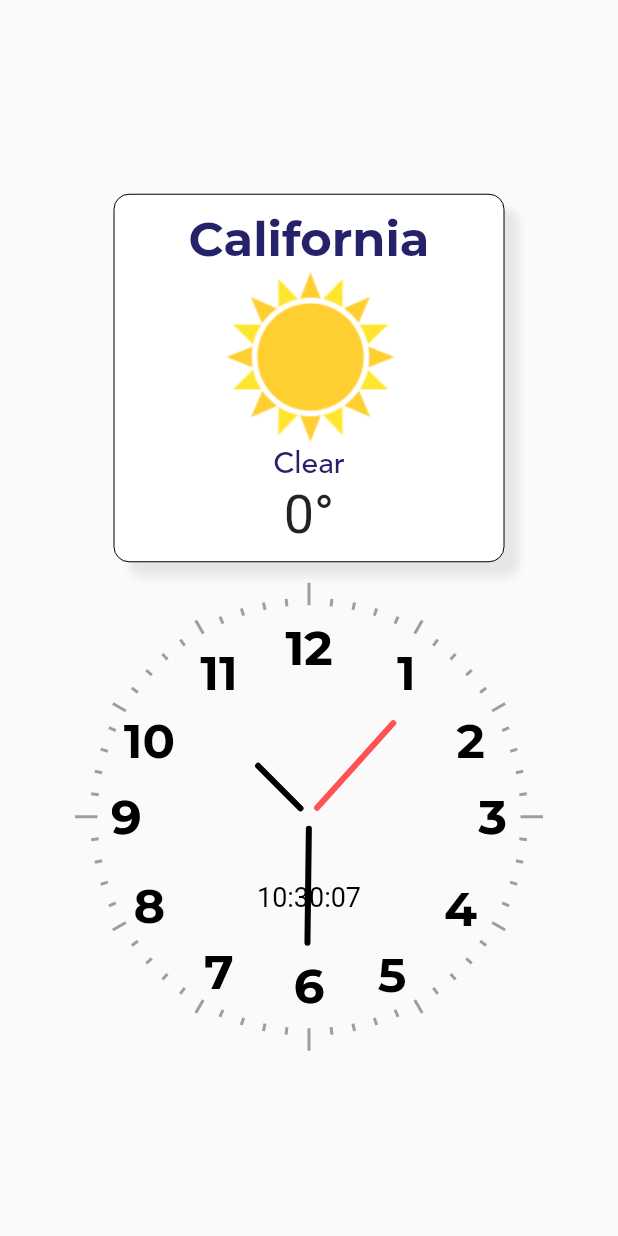
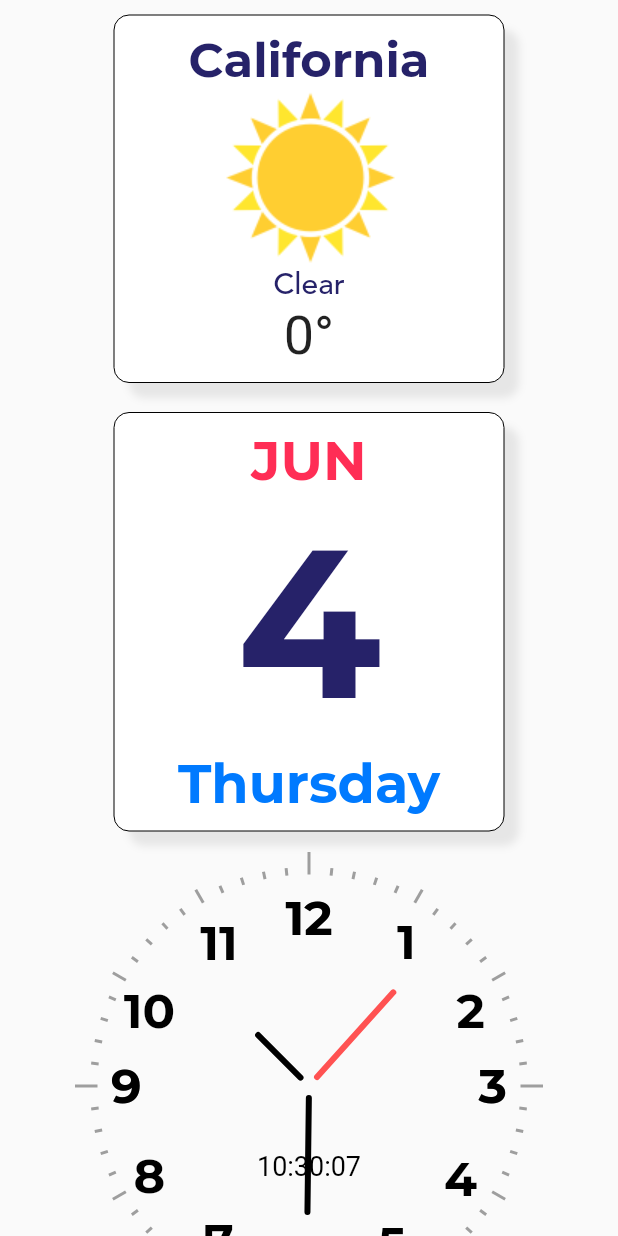
Before and after one commit to zemunkh/clock_demo, a Flutter app: the screen it shows after launch, on a phone screen of 412 x 824 dp. Run offline on Flutter 3.47's test engine with Material 2 defaults, Android fonts, the phone set to English and light mode, and no system bars; our stand-ins replace geolocator, weather; statements that could not run were skipped.

Commit message:
Calendar widget is added

```diff
--- a/lib/screens/main_screen.dart
+++ b/lib/screens/main_screen.dart
@@ -1,16 +1,19 @@
 import 'package:flutter/material.dart';
 import '../clock/analog_clock.dart';
 import '../widgets/weather_view.dart';
+import '../widgets/calendar.dart';
 
 class MainScreen extends StatelessWidget {
   @override
   Widget build(BuildContext context) {
     return Scaffold(
       body: Center(
+        child: SingleChildScrollView(
           child: Column(
             mainAxisAlignment: MainAxisAlignment.center,
             children: <Widget>[
               WeatherView(),
+              Calendar(),
               AnalogClock(
                 isLive: true,
                 showSecondHand: true,
@@ -19,6 +22,7 @@ class MainScreen extends StatelessWidget {
             ],
           ),
         ),
+      ),
     );
   }
 }
--- /dev/null
+++ b/lib/widgets/calendar.dart
@@ -0,0 +1,87 @@
+import 'package:flutter/material.dart';
+import 'dart:async';
+
+
+class Calendar extends StatefulWidget {
+  @override
+  _CalendarState createState() => _CalendarState();
+}
+
+class _CalendarState extends State<Calendar> {
+
+  var date = DateTime.now();
+  String month = '1';
+  String day = '1';
+  String weekday = 'Sunday';
+  List<String> weekdays = ['Monday', 'Tuesday', 'Wednesday', 'Thursday', 'Friday', 'Saturday', 'Sunday'];
+  List<String> months = ['jan','feb','mar','apr','may','jun','jul','aug','sep','oct','nov','dec'];
+
+  _updateDate() {
+    setState(() {
+      month = months[date.month - 1].toUpperCase();
+      day = date.day.toString();
+      weekday = weekdays[date.weekday - 1];
+    });
+  }
+  @override
+  void initState() {
+    super.initState();
+    _updateDate();
+  }
+
+
+  @override
+  Widget build(BuildContext context) {
+    return Container(
+      width: 260,
+      margin: const EdgeInsets.all(10),
+      padding: const EdgeInsets.all(10),
+      decoration: ShapeDecoration(
+        color: Colors.white,
+        shape: RoundedRectangleBorder(
+          borderRadius: BorderRadius.all(
+              Radius.circular(10),
+          ),
+          side: BorderSide(width: 0, color: Colors.black),
+        ),
+        shadows: [BoxShadow(
+          offset: const Offset(10, 10),
+          blurRadius: 4,
+          spreadRadius: 0,
+          color: Color.fromARGB(50, 148, 148, 148)
+        )]
+      ),
+      child: Column(
+        children: <Widget>[
+          Text(
+            month,
+            style: TextStyle(
+              fontSize: 36,
+              fontFamily: 'Montserrat',
+              color: Color(0xFFFF2D55)
+            ),
+          ),
+          Center(
+            child: Text(
+              day,
+              style: TextStyle(
+                fontSize: 140,
+                fontFamily: 'Montserrat',
+                color: Color(0xFF262269)
+              ),
+            ),
+          ),
+          Text(
+            weekday,
+            style: TextStyle(
+              fontSize: 36,
+              fontFamily: 'Montserrat',
+              fontWeight: FontWeight.bold,
+              color: Color(0xFF007AFF)
+            ),
+          ),
+        ],
+      ),
+    );
+  }
+}
```
Lines whose indentation alone changed are shown as unchanged.
